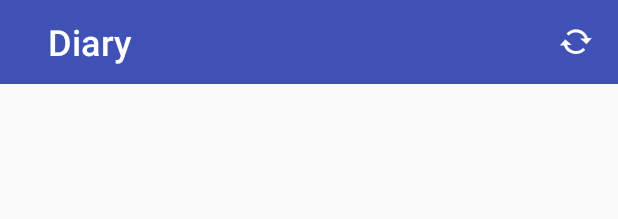
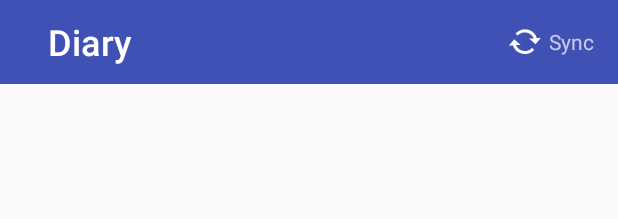
Before and after one commit to AlienCoffee/Pluses-Progress, an Android app: the layout frame_layout.xml on its own in the app's theme, with its tools: preview values and no code run, on a phone screen of 412 x 824 dp. Shown: the top 219 px of the screen. Run offline under Robolectric (Android 15) with nearby library versions, the phone set to English and light mode, and no system bars.

Commit message:
Layout changed

```diff
--- a/app/src/main/res/layout/frame_layout.xml
+++ b/app/src/main/res/layout/frame_layout.xml
@@ -1,5 +1,6 @@
 <?xml version="1.0" encoding="utf-8"?>
-<android.support.constraint.ConstraintLayout xmlns:android="http://schemas.android.com/apk/res/android"
+<android.support.constraint.ConstraintLayout
+    xmlns:android="http://schemas.android.com/apk/res/android"
     xmlns:app="http://schemas.android.com/apk/res-auto"
     android:id="@+id/frame_layout"
     android:layout_width="match_parent"
@@ -15,9 +16,10 @@
         android:id="@+id/main_frame"
         android:layout_width="match_parent"
         android:layout_height="0dp"
-        app:layout_constraintTop_toBottomOf="@+id/toolbar"></FrameLayout>
+        app:layout_constraintTop_toBottomOf="@+id/toolbar"/>
 
-    <ProgressBar xmlns:android="http://schemas.android.com/apk/res/android"
+    <ProgressBar
+        xmlns:android="http://schemas.android.com/apk/res/android"
         android:id="@+id/progress_bar"
         android:layout_width="wrap_content"
         android:layout_height="wrap_content"
@@ -27,6 +29,5 @@
         android:visibility="gone"
         app:layout_constraintBottom_toBottomOf="parent"
         app:layout_constraintEnd_toEndOf="parent">
-
     </ProgressBar>
 </android.support.constraint.ConstraintLayout>
--- a/app/src/main/res/layout/toolbar.xml
+++ b/app/src/main/res/layout/toolbar.xml
@@ -38,16 +38,22 @@
             android:id="@+id/toolbar_update_button"
             android:layout_width="wrap_content"
             android:layout_height="wrap_content"
+            android:layout_toLeftOf="@id/toolbar_update_label"
+            android:layout_toStartOf="@id/toolbar_update_label"
+            android:layout_centerVertical="true"
+            android:layout_marginEnd="4dp"
+            android:layout_marginRight="4dp"
+            app:srcCompat="@android:drawable/stat_notify_sync" />
+        <TextView
+            android:id="@+id/toolbar_update_label"
+            android:layout_width="wrap_content"
+            android:layout_height="wrap_content"
             android:layout_alignParentEnd="true"
             android:layout_alignParentRight="true"
             android:layout_centerVertical="true"
             android:layout_marginEnd="16dp"
             android:layout_marginRight="16dp"
-            app:srcCompat="@android:drawable/stat_notify_sync" />
-
-
+            android:text="Sync"
+            app:srcCompat="@android:drawable/stat_notify_sync"/>
     </RelativeLayout>
-
-
-
 </android.support.v7.widget.Toolbar>
--- a/app/src/main/res/layout/topic_recycler_view.xml
+++ b/app/src/main/res/layout/topic_recycler_view.xml
@@ -3,7 +3,7 @@
     xmlns:app="http://schemas.android.com/apk/res-auto"
     android:id="@+id/topic_recycler_view"
     android:layout_width="match_parent"
-    android:layout_height="wrap_content"
+    android:layout_height="match_parent"
     app:layout_constraintBottom_toBottomOf="parent"
     app:layout_constraintEnd_toEndOf="parent"
     app:layout_constraintStart_toStartOf="parent"
```
Also changed, not shown: app/src/main/java/ru/shemplo/pluses/layout/DiaryMainActivity.java (+2 -7 lines), app/src/main/java/ru/shemplo/pluses/layout/ToolbarManager.java (+28 -5 lines).
